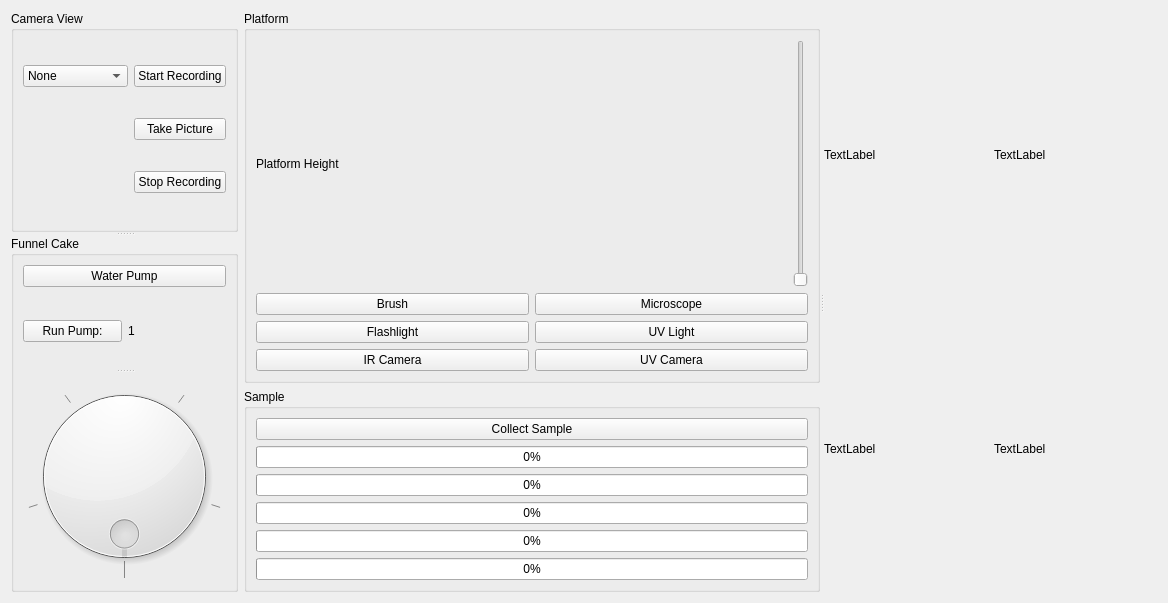
Before: the Qt Designer form form.ui in SC-Robotics-2021/osiris_science, drawn with Qt 5.
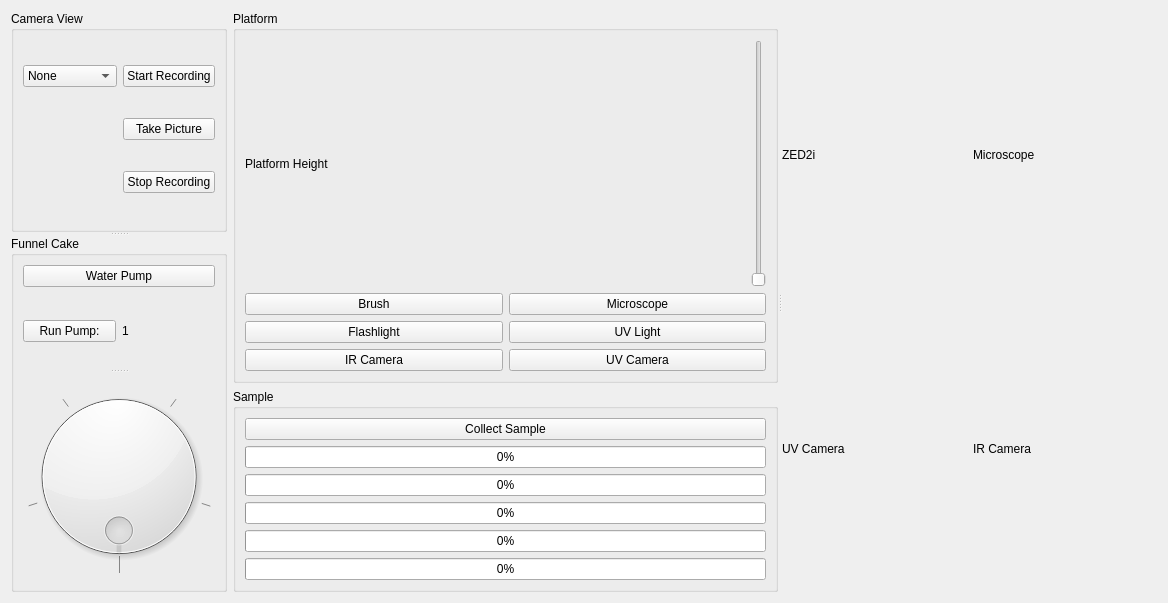
After: the same form once the commit is applied.

Commit message: successful camera integration

```diff
--- a/form.ui
+++ b/form.ui
@@ -43,12 +43,12 @@
          </item>
          <item>
           <property name="text">
-           <string>NoIR Camera</string>
+           <string>IR Camera</string>
           </property>
          </item>
          <item>
           <property name="text">
-           <string>Zed Camera</string>
+           <string>ZED2i</string>
           </property>
          </item>
         </widget>
@@ -284,31 +284,31 @@
      </widget>
      <widget class="QWidget" name="layoutWidget">
       <layout class="QGridLayout" name="gridLayout">
+       <item row="0" column="0">
+        <widget class="QLabel" name="label_2">
+         <property name="text">
+          <string>ZED2i</string>
+         </property>
+        </widget>
+       </item>
        <item row="0" column="1">
+        <widget class="QLabel" name="label_3">
+         <property name="text">
+          <string>Microscope</string>
+         </property>
+        </widget>
+       </item>
+       <item row="1" column="0">
         <widget class="QLabel" name="label_4">
          <property name="text">
-          <string>TextLabel</string>
+          <string>UV Camera</string>
          </property>
         </widget>
        </item>
        <item row="1" column="1">
         <widget class="QLabel" name="label_5">
          <property name="text">
-          <string>TextLabel</string>
-         </property>
-        </widget>
-       </item>
-       <item row="1" column="0">
-        <widget class="QLabel" name="label_3">
-         <property name="text">
-          <string>TextLabel</string>
-         </property>
-        </widget>
-       </item>
-       <item row="0" column="0">
-        <widget class="QLabel" name="label_2">
-         <property name="text">
-          <string>TextLabel</string>
+          <string>IR Camera</string>
          </property>
         </widget>
        </item>
```
The commit also changes 2 other files.
